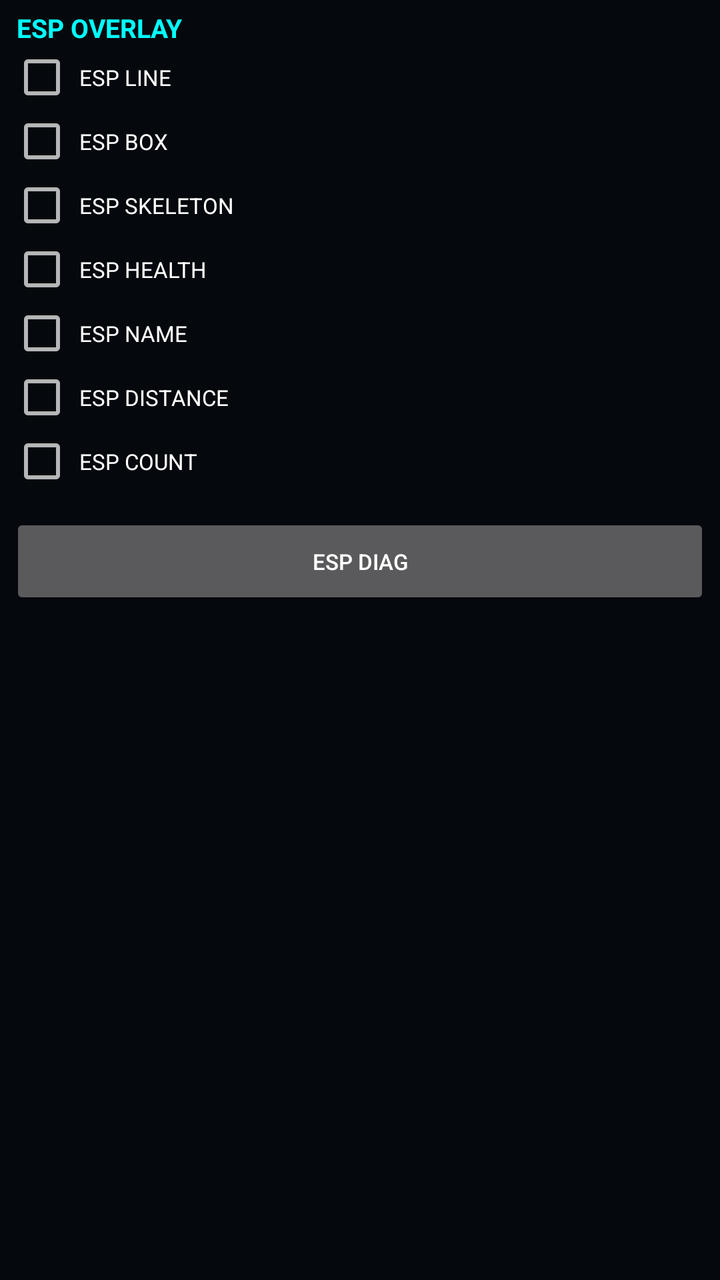
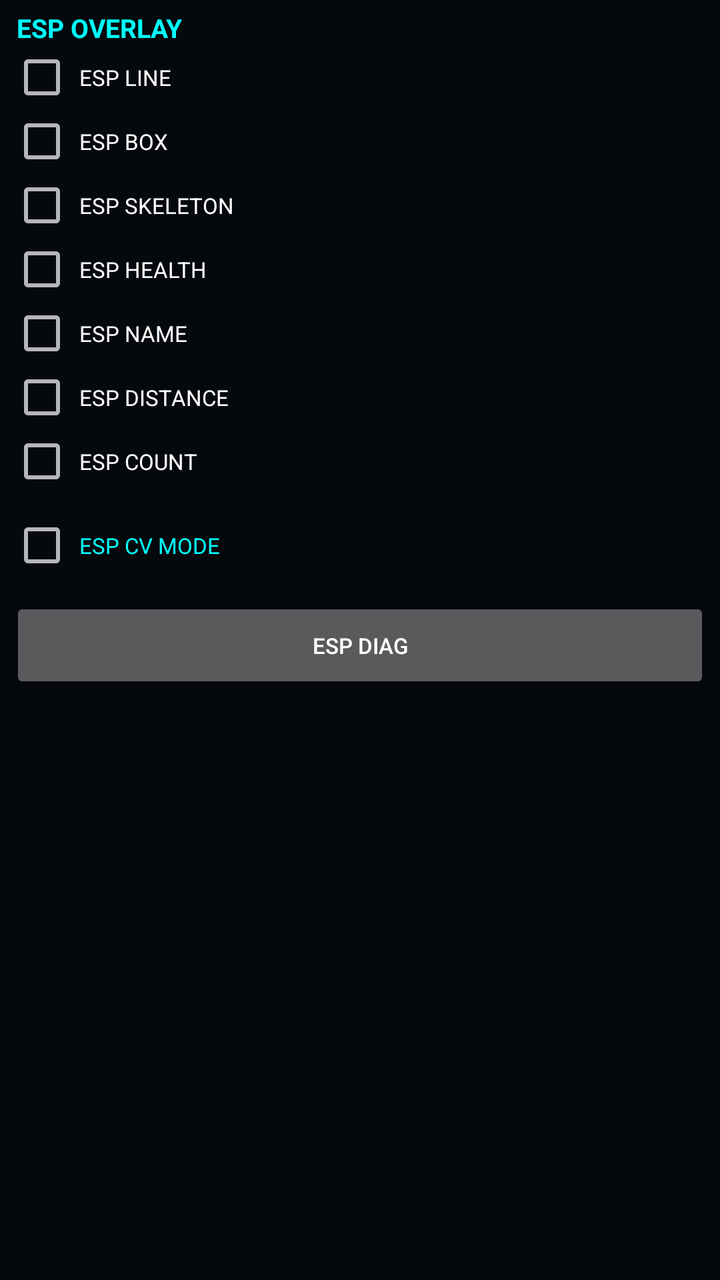

Before-and-after screenshots of an Android layout around one commit, followed by the original layout XML and the change that was made.
<!-- AndroidManifest.xml: application theme Theme.TaizouInjector -->
<!-- res/layout/page_esp.xml -->
<?xml version="1.0" encoding="utf-8"?>
<ScrollView xmlns:android="http://schemas.android.com/apk/res/android"
    android:layout_width="match_parent"
    android:layout_height="match_parent">

    <LinearLayout
        android:layout_width="match_parent"
        android:layout_height="wrap_content"
        android:orientation="vertical"
        android:padding="5dp">

        <TextView
            android:layout_width="wrap_content"
            android:layout_height="wrap_content"
            android:gravity="center"
            android:text=" ESP OVERLAY"
            android:textColor="#FF00FFFF"
            android:textSize="13dp"
            android:textStyle="bold" />

        <CheckBox
            android:id="@+id/esp_line"
            android:layout_width="match_parent"
            android:layout_height="wrap_content"
            android:text=" ESP LINE"
            android:textColor="#FFFFFFFF"
            android:textSize="11sp" />

        <CheckBox
            android:id="@+id/esp_box"
            android:layout_width="match_parent"
            android:layout_height="wrap_content"
            android:text=" ESP BOX"
            android:textColor="#FFFFFFFF"
            android:textSize="11sp" />

        <CheckBox
            android:id="@+id/esp_skeleton"
            android:layout_width="match_parent"
            android:layout_height="wrap_content"
            android:text=" ESP SKELETON"
            android:textColor="#FFFFFFFF"
            android:textSize="11sp" />

        <CheckBox
            android:id="@+id/esp_health"
            android:layout_width="match_parent"
            android:layout_height="wrap_content"
            android:text=" ESP HEALTH"
            android:textColor="#FFFFFFFF"
            android:textSize="11sp" />

        <CheckBox
            android:id="@+id/esp_name"
            android:layout_width="match_parent"
            android:layout_height="wrap_content"
            android:text=" ESP NAME"
            android:textColor="#FFFFFFFF"
            android:textSize="11sp" />

        <CheckBox
            android:id="@+id/esp_distance"
            android:layout_width="match_parent"
            android:layout_height="wrap_content"
            android:text=" ESP DISTANCE"
            android:textColor="#FFFFFFFF"
            android:textSize="11sp" />

        <CheckBox
            android:id="@+id/esp_count"
            android:layout_width="match_parent"
            android:layout_height="wrap_content"
            android:text=" ESP COUNT"
            android:textColor="#FFFFFFFF"
            android:textSize="11sp" />

        <Button
            android:id="@+id/esp_diag"
            android:layout_width="match_parent"
            android:layout_height="wrap_content"
            android:layout_marginTop="10dp"
            android:text="ESP DIAG"
            android:textColor="#FFFFFFFF"
            android:textSize="11sp" />
    </LinearLayout>
</ScrollView>
<!-- resources referenced by this layout -->
<resources>
  <style name="Theme.TaizouInjector" parent="Theme.AppCompat.NoActionBar">
          <item name="colorPrimary">#8D00FF</item>
          <item name="colorPrimaryDark">#6B00CC</item>
          <item name="colorAccent">#00FFEE</item>
          <item name="android:colorBackground">#05080D</item>
          <item name="android:windowBackground">#05080D</item>
          <item name="android:windowFullscreen">true</item>
          <item name="android:windowContentOverlay">@null</item>
          <item name="android:windowNoTitle">true</item>
          <item name="android:windowActionBar">false</item>
          <item name="android:statusBarColor">#000000</item>
          <item name="android:navigationBarColor">#000000</item>
      </style>
</resources>

<!-- the commit's change to res/layout/page_esp.xml (unified diff, before → after) -->
@@ -74,6 +74,15 @@
             android:textColor="#FFFFFFFF"
             android:textSize="11sp" />
 
+        <CheckBox
+            android:id="@+id/esp_cv"
+            android:layout_width="match_parent"
+            android:layout_height="wrap_content"
+            android:layout_marginTop="10dp"
+            android:text=" ESP CV MODE"
+            android:textColor="#FF00FFFF"
+            android:textSize="11sp" />
+
         <Button
             android:id="@+id/esp_diag"
             android:layout_width="match_parent"
